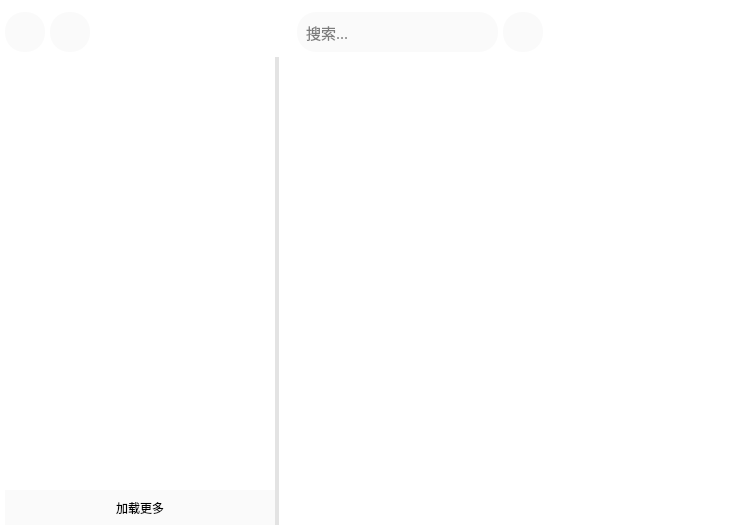
Old version of the form src/mainwidget.ui in the repository LeftStudio/mozi.
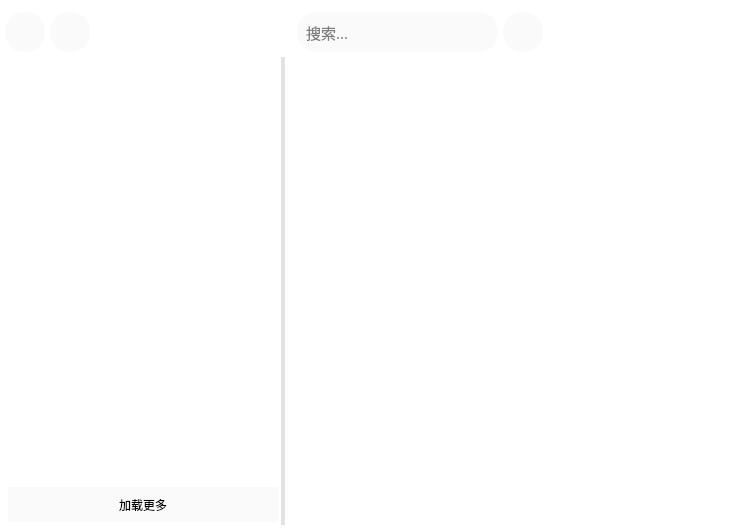
New version of the form. The open tabs and pages were chosen to show the change. Icons and pictures are not drawn. Custom widgets are drawn as their Qt base class.

```diff
--- a/src/mainwidget.ui
+++ b/src/mainwidget.ui
@@ -394,7 +394,7 @@
          <property name="childrenCollapsible">
           <bool>false</bool>
          </property>
-         <widget class="QWidget" name="">
+         <widget class="QWidget" name="layoutWidget">
           <layout class="QVBoxLayout" name="verticalLayout_5" stretch="0,1">
            <property name="spacing">
             <number>10</number>
@@ -833,6 +833,18 @@
            <property name="sizeConstraint">
             <enum>QLayout::SetMaximumSize</enum>
            </property>
+           <property name="leftMargin">
+            <number>3</number>
+           </property>
+           <property name="topMargin">
+            <number>3</number>
+           </property>
+           <property name="rightMargin">
+            <number>3</number>
+           </property>
+           <property name="bottomMargin">
+            <number>3</number>
+           </property>
            <item>
             <widget class="QListWidget" name="resultList">
              <property name="minimumSize">
@@ -944,6 +956,12 @@
    <header location="global">translationstackedwidget.h</header>
    <container>1</container>
   </customwidget>
+  <customwidget>
+   <class>ImageView</class>
+   <extends>QWidget</extends>
+   <header location="global">imageview.h</header>
+   <container>1</container>
+  </customwidget>
  </customwidgets>
  <resources>
   <include location="../resource/rec.qrc"/>
```
Left out of the diff: 4 changed lines with no effect on the pictures.
